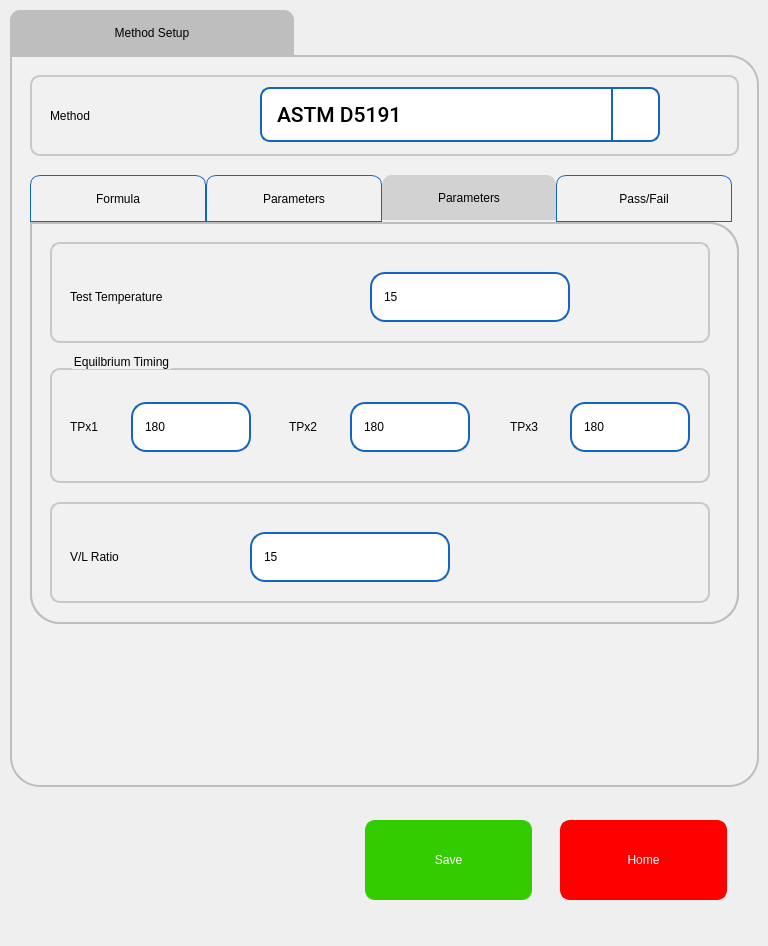
Old version of the form pApp-22-June-2021/smethodsetup.ui in the repository ChandraMVE/PSSC_QT_Development.
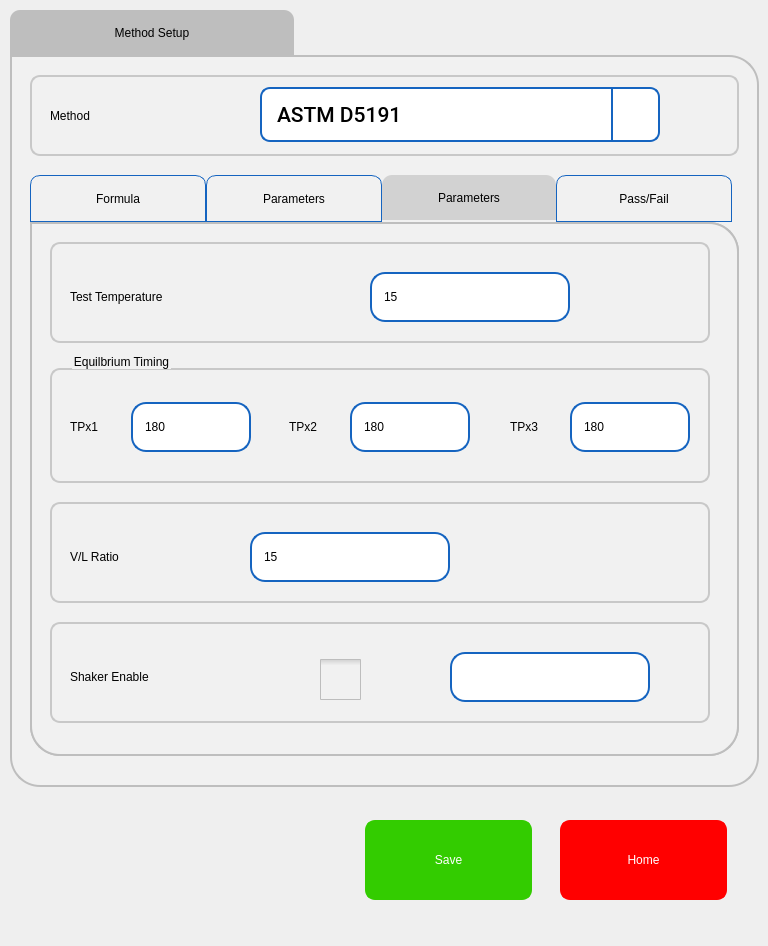
New version of the form. The open tabs and pages were chosen to show the change. Icons and pictures are not drawn. Custom widgets are drawn as their Qt base class.

Commit message: 1.05.2 Version 1. Having Shaker Speed Capability for Free Methods Having Issue with point number 1, the Issue is when the 3rd expansion is happening the shaker motor stop working and also if we run the test without the shaker speed the result screen showing the Shaker speed with the garbage value

The edit to the form file:
```diff
--- a/pApp-22-June-2021/smethodsetup.ui
+++ b/pApp-22-June-2021/smethodsetup.ui
@@ -452,7 +452,7 @@
         <x>20</x>
         <y>120</y>
         <width>709</width>
-        <height>449</height>
+        <height>581</height>
        </rect>
       </property>
       <property name="focusPolicy">
@@ -1170,7 +1170,7 @@
           <x>0</x>
           <y>0</y>
           <width>709</width>
-          <height>402</height>
+          <height>534</height>
          </rect>
         </property>
         <property name="styleSheet">
@@ -1568,6 +1568,162 @@
           </property>
          </widget>
         </widget>
+        <widget class="QFrame" name="frShakerEnable">
+         <property name="geometry">
+          <rect>
+           <x>20</x>
+           <y>400</y>
+           <width>660</width>
+           <height>101</height>
+          </rect>
+         </property>
+         <property name="styleSheet">
+          <string notr="true">border-width: 2px;
+border-style: solid;
+border-radius: 10px;
+color: rgb(0, 0, 0);
+font: 75 16pt &quot;Roboto&quot;;
+border-color:  rgb(200, 200, 200);
+
+</string>
+         </property>
+         <property name="frameShape">
+          <enum>QFrame::StyledPanel</enum>
+         </property>
+         <property name="frameShadow">
+          <enum>QFrame::Raised</enum>
+         </property>
+         <widget class="QLabel" name="lblTestTemp_3">
+          <property name="geometry">
+           <rect>
+            <x>20</x>
+            <y>30</y>
+            <width>171</width>
+            <height>50</height>
+           </rect>
+          </property>
+          <property name="styleSheet">
+           <string notr="true">border-width: 0px;
+font: 75 16pt &quot;Roboto Medium&quot;;</string>
+          </property>
+          <property name="text">
+           <string>Shaker Enable</string>
+          </property>
+         </widget>
+         <widget class="QCheckBox" name="cbShakerDisable">
+          <property name="geometry">
+           <rect>
+            <x>270</x>
+            <y>30</y>
+            <width>41</width>
+            <height>55</height>
+           </rect>
+          </property>
+          <property name="focusPolicy">
+           <enum>Qt::ClickFocus</enum>
+          </property>
+          <property name="styleSheet">
+           <string notr="true">QCheckBox {
+    spacing: 5px;
+ border: 0px solid #999999;
+
+}
+
+QCheckBox::indicator {
+    width: 41px;
+    height: 41px;
+}
+
+QCheckBox::indicator:unchecked {
+	image: url(:/images/icons/ancheck.png);
+}
+
+QCheckBox::indicator:unchecked:disabled{
+	image: url(:/images/icons/andcheck.png);
+}
+QCheckBox::indicator:checked:disabled{
+	image: url(:/images/icons/adcheck.png);
+}
+
+/*
+QCheckBox::indicator:unchecked:hover {
+    image: url(:/images/checkbox_unchecked_hover.png);
+}
+
+QCheckBox::indicator:unchecked:pressed {
+    image: url(:/images/checkbox_unchecked_pressed.png);
+}
+*/
+
+QCheckBox::indicator:checked {
+    image: url(:/images/icons/acheck.png);
+}
+/*
+QCheckBox::indicator:checked:hover {
+    image: url(:/images/checkbox_checked_hover.png);
+}
+
+QCheckBox::indicator:checked:pressed {
+    image: url(:/images/checkbox_checked_pressed.png);
+}
+*/
+QCheckBox::indicator:indeterminate:hover {
+    image: url(:/images/checkbox_indeterminate_hover.png);
+}
+/*
+QCheckBox::indicator:indeterminate:pressed {
+    image: url(:/images/checkbox_indeterminate_pressed.png);
+}
+*/</string>
+          </property>
+          <property name="text">
+           <string/>
+          </property>
+         </widget>
+         <widget class="sQLEExtend" name="cbShakerValue">
+          <property name="geometry">
+           <rect>
+            <x>400</x>
+            <y>30</y>
+            <width>200</width>
+            <height>50</height>
+           </rect>
+          </property>
+          <property name="focusPolicy">
+           <enum>Qt::ClickFocus</enum>
+          </property>
+          <property name="styleSheet">
+           <string notr="true">QLineEdit { 
+	padding: 1px 18px 1px 10px;
+	background-color: rgb(255,255,255);
+	border-width: 2px;
+	border-color: rgb(21, 100, 192);
+	border-style: solid;
+	border-radius: 15;
+	color: rgb(0, 0, 0);
+	font: 75 16pt &quot;Roboto Medium&quot;;
+}
+
+QLineEdit:read-only {
+	background-color: rgb(245,245,245);
+}
+QLineEdit[error=true] {
+border-color: red;
+}
+QLineEdit[error=false] {
+border-color: rgb(21, 100, 192);
+}
+
+</string>
+          </property>
+          <property name="text">
+           <string/>
+          </property>
+          <property name="maxLength">
+           <number>15</number>
+          </property>
+         </widget>
+        </widget>
        </widget>
       </widget>
       <widget class="QWidget" name="tabPassFail">
```
Left out of the diff: 8 changed lines with no effect on the pictures. The commit also changes 43 other files.
